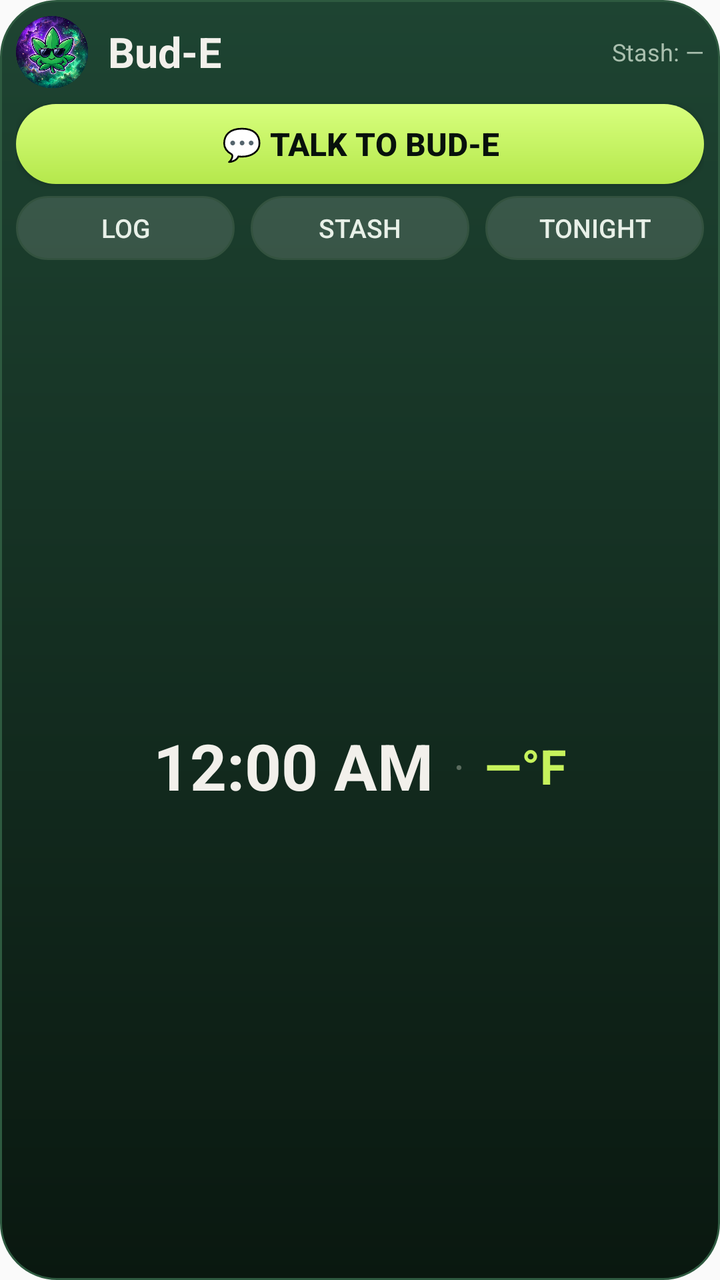
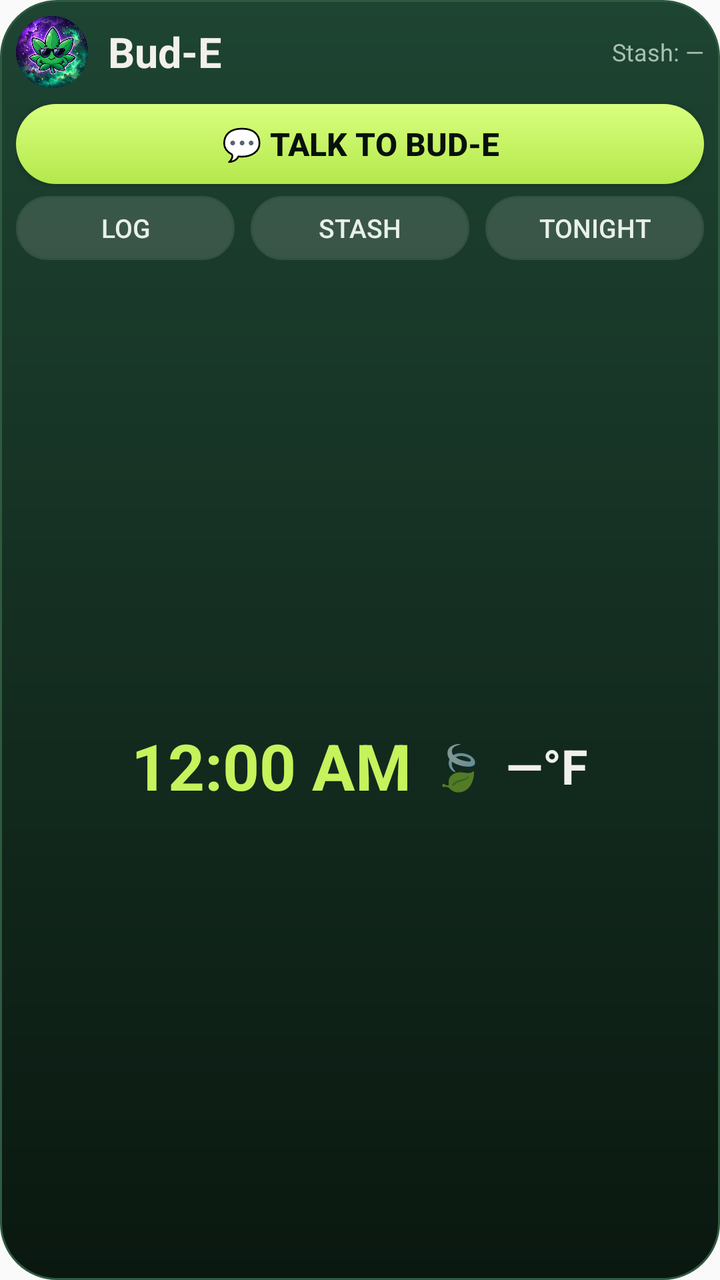

Two renders of the same Android screen: before a commit and after it. Below are the layout's source before the change and the commit's diff.
<!-- AndroidManifest.xml: application theme AppTheme -->
<!-- res/layout/bud_e_widget.xml -->
<?xml version="1.0" encoding="utf-8"?>
<LinearLayout xmlns:android="http://schemas.android.com/apk/res/android"
    android:layout_width="match_parent"
    android:layout_height="match_parent"
    android:background="@drawable/bud_e_widget_bg"
    android:orientation="vertical"
    android:padding="8dp">

    <LinearLayout
        android:id="@+id/widget_header"
        android:layout_width="match_parent"
        android:layout_height="wrap_content"
        android:gravity="center_vertical"
        android:orientation="horizontal">

        <ImageView
            android:id="@+id/widget_leaf"
            android:layout_width="36dp"
            android:layout_height="36dp"
            android:contentDescription="Bud-E"
            android:scaleType="fitCenter"
            android:src="@drawable/bud_e_bubble_icon" />

        <TextView
            android:id="@+id/widget_title"
            android:layout_width="wrap_content"
            android:layout_height="wrap_content"
            android:layout_marginStart="10dp"
            android:text="Bud-E"
            android:textColor="#f2f0eb"
            android:textSize="21sp"
            android:textStyle="bold" />

        <TextView
            android:id="@+id/widget_stash"
            android:layout_width="0dp"
            android:layout_height="wrap_content"
            android:layout_marginStart="12dp"
            android:layout_weight="1"
            android:gravity="end"
            android:maxLines="1"
            android:text="Stash: —"
            android:textColor="#a9bfae"
            android:textSize="12sp" />
    </LinearLayout>

    <Button
        android:id="@+id/widget_talk"
        android:layout_width="match_parent"
        android:layout_height="40dp"
        android:layout_marginTop="8dp"
        android:background="@drawable/bud_e_widget_btn_talk"
        android:minHeight="0dp"
        android:text="💬 Talk to Bud-E"
        android:textColor="#07110c"
        android:textSize="16sp"
        android:textStyle="bold" />

    <LinearLayout
        android:layout_width="match_parent"
        android:layout_height="wrap_content"
        android:layout_marginTop="6dp"
        android:orientation="horizontal">

        <Button
            android:id="@+id/widget_log"
            android:layout_width="0dp"
            android:layout_height="32dp"
            android:layout_weight="1"
            android:background="@drawable/bud_e_widget_btn_ghost"
            android:minHeight="0dp"
            android:text="Log"
            android:textColor="#e8f0e8"
            android:textSize="13sp" />

        <Button
            android:id="@+id/widget_stash_btn"
            android:layout_width="0dp"
            android:layout_height="32dp"
            android:layout_marginStart="8dp"
            android:layout_weight="1"
            android:background="@drawable/bud_e_widget_btn_ghost"
            android:minHeight="0dp"
            android:text="Stash"
            android:textColor="#e8f0e8"
            android:textSize="13sp" />

        <Button
            android:id="@+id/widget_tonight"
            android:layout_width="0dp"
            android:layout_height="32dp"
            android:layout_marginStart="8dp"
            android:layout_weight="1"
            android:background="@drawable/bud_e_widget_btn_ghost"
            android:minHeight="0dp"
            android:text="Tonight"
            android:textColor="#e8f0e8"
            android:textSize="13sp" />
    </LinearLayout>

    <LinearLayout
        android:layout_width="match_parent"
        android:layout_height="0dp"
        android:layout_marginTop="4dp"
        android:layout_weight="1"
        android:gravity="center"
        android:orientation="horizontal">

        <TextClock
            android:id="@+id/widget_time"
            android:layout_width="wrap_content"
            android:layout_height="wrap_content"
            android:format12Hour="h:mm a"
            android:format24Hour="H:mm"
            android:textColor="#f2f0eb"
            android:textSize="32sp"
            android:textStyle="bold" />

        <TextView
            android:layout_width="wrap_content"
            android:layout_height="wrap_content"
            android:layout_marginStart="10dp"
            android:text="·"
            android:textColor="#5a6b5e"
            android:textSize="22sp" />

        <TextView
            android:id="@+id/widget_weather"
            android:layout_width="wrap_content"
            android:layout_height="wrap_content"
            android:layout_marginStart="10dp"
            android:maxLines="1"
            android:text="—°F"
            android:textColor="#c6f25c"
            android:textSize="24sp"
            android:textStyle="bold" />
    </LinearLayout>
</LinearLayout>
<!-- resources referenced by this layout -->
<resources>
  <!-- drawable bud_e_bubble_icon: png bitmap (drawable-xxxhdpi, 317716 bytes) -->
  <!-- drawable bud_e_widget_bg (drawable) -->
  <?xml version="1.0" encoding="utf-8"?>
  <shape xmlns:android="http://schemas.android.com/apk/res/android"
      android:shape="rectangle">
      <gradient
          android:startColor="#1e4432"
          android:endColor="#0a1810"
          android:angle="270" />
      <stroke
          android:width="1dp"
          android:color="#2e5a40" />
      <corners android:radius="28dp" />
  </shape>
  <!-- drawable bud_e_widget_btn_ghost (drawable) -->
  <?xml version="1.0" encoding="utf-8"?>
  <shape xmlns:android="http://schemas.android.com/apk/res/android"
      android:shape="rectangle">
      <solid android:color="#22FFFFFF" />
      <stroke
          android:width="1dp"
          android:color="#33523f" />
      <corners android:radius="20dp" />
  </shape>
  <!-- drawable bud_e_widget_btn_talk (drawable) -->
  <?xml version="1.0" encoding="utf-8"?>
  <shape xmlns:android="http://schemas.android.com/apk/res/android"
      android:shape="rectangle">
      <gradient
          android:startColor="#d8ff7e"
          android:endColor="#b5e84c"
          android:angle="270" />
      <corners android:radius="24dp" />
  </shape>
  <style name="AppTheme" parent="Theme.AppCompat.Light.DarkActionBar">
          
          <item name="colorPrimary">@color/colorPrimary</item>
          <item name="colorPrimaryDark">@color/colorPrimaryDark</item>
          <item name="colorAccent">@color/colorAccent</item>
      </style>
</resources>

<!-- the commit's change to res/layout/bud_e_widget.xml (unified diff, before → after) -->
@@ -112,7 +112,7 @@
             android:layout_height="wrap_content"
             android:format12Hour="h:mm a"
             android:format24Hour="H:mm"
-            android:textColor="#f2f0eb"
+            android:textColor="#c6f25c"
             android:textSize="32sp"
             android:textStyle="bold" />
 
@@ -120,8 +120,7 @@
             android:layout_width="wrap_content"
             android:layout_height="wrap_content"
             android:layout_marginStart="10dp"
-            android:text="·"
-            android:textColor="#5a6b5e"
+            android:text="🍃"
             android:textSize="22sp" />
 
         <TextView
@@ -131,7 +130,7 @@
             android:layout_marginStart="10dp"
             android:maxLines="1"
             android:text="—°F"
-            android:textColor="#c6f25c"
+            android:textColor="#f2f0eb"
             android:textSize="24sp"
             android:textStyle="bold" />
     </LinearLayout>
